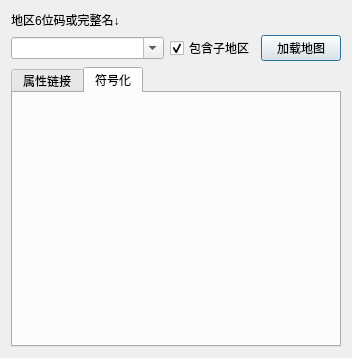
Above: quick_mapping_dialog_base.ui from DeadPoetSpoon/QuickMapping before the change. Below: the same form after it.
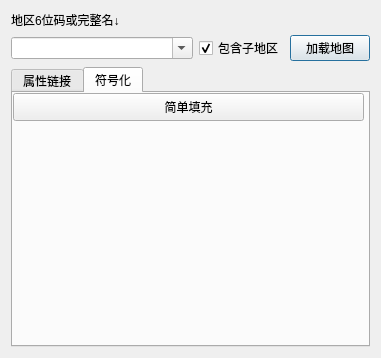
That is the form after the change. The open tabs and pages were chosen to show the change.

Commit message: 符号化第一部分完成

```diff
--- a/quick_mapping_dialog_base.ui
+++ b/quick_mapping_dialog_base.ui
@@ -6,7 +6,7 @@
    <rect>
     <x>0</x>
     <y>0</y>
-    <width>352</width>
+    <width>381</width>
     <height>358</height>
    </rect>
   </property>
@@ -121,6 +121,19 @@
       <attribute name="title">
        <string>符号化</string>
       </attribute>
+      <widget class="QPushButton" name="pb_single">
+       <property name="geometry">
+        <rect>
+         <x>0</x>
+         <y>0</y>
+         <width>351</width>
+         <height>28</height>
+        </rect>
+       </property>
+       <property name="text">
+        <string>简单填充</string>
+       </property>
+      </widget>
      </widget>
     </widget>
    </item>
```
Left out of the diff: 2 changed lines with no effect on the pictures. The commit also changes 2 other files.
